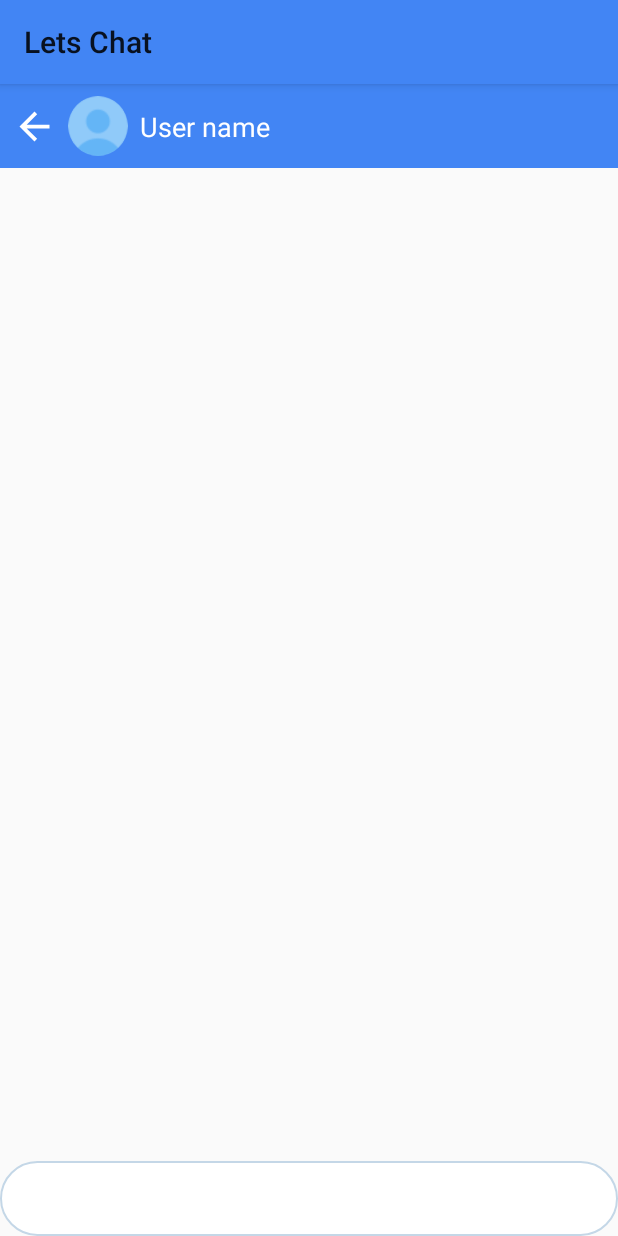
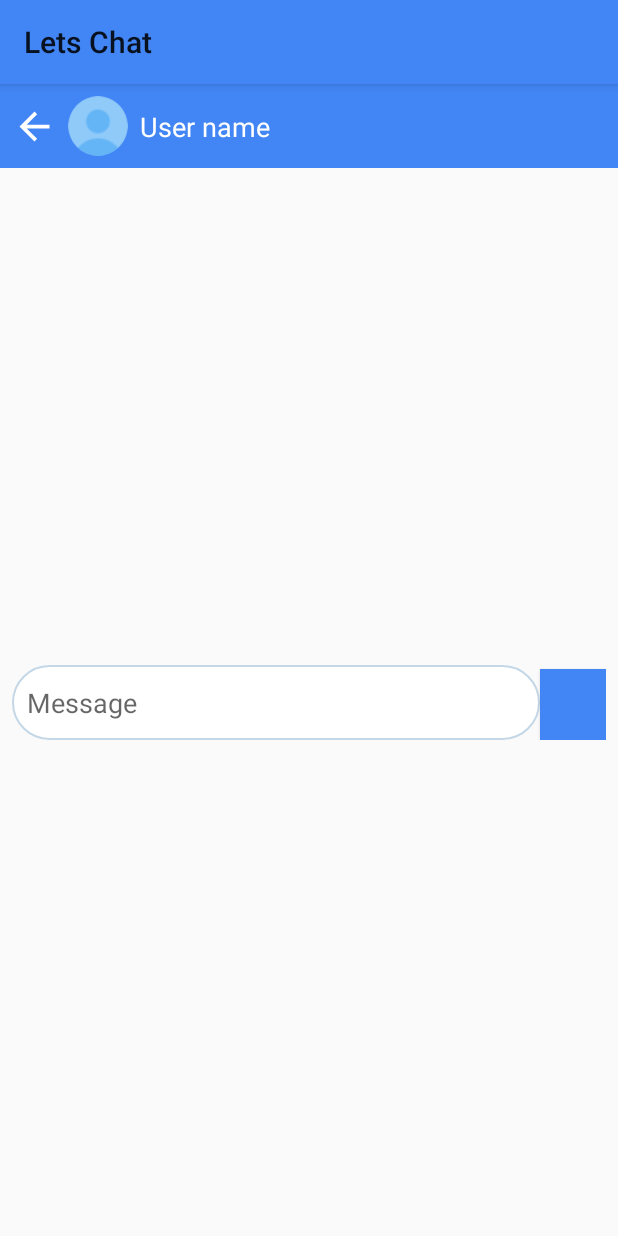
Before and after one commit to Harivansh-coder/Lets-Chat, an Android app: the ChatScreen screen opened directly, with no data from a screen before it, on a phone screen of 412 x 824 dp. Run offline under Robolectric (Android 15) with nearby library versions, the phone set to English and light mode, and no system bars; our stand-ins replace CircleImageView.

Commit message:
Added chat screen

```diff
--- a/LetsChat/app/src/main/res/layout/activity_chat_screen.xml
+++ b/LetsChat/app/src/main/res/layout/activity_chat_screen.xml
@@ -5,7 +5,6 @@
     android:layout_width="match_parent"
     android:layout_height="match_parent"
     tools:context=".ChatScreen">
-
 
     <androidx.appcompat.widget.Toolbar
         android:id="@+id/chatscreenToolbar"
@@ -51,26 +50,52 @@
         app:layout_constraintTop_toTopOf="@+id/chatscreenToolbar"
         app:srcCompat="@drawable/ic_arrow_back" />
 
+    <LinearLayout
+        android:layout_width="match_parent"
+        android:layout_height="wrap_content"
+        android:orientation="vertical"
+        app:layout_constraintBottom_toBottomOf="parent"
+        app:layout_constraintTop_toBottomOf="@+id/chatscreenToolbar">
+
         <androidx.recyclerview.widget.RecyclerView
             android:layout_width="match_parent"
-        android:layout_height="50dp"
+            android:layout_height="match_parent"
+
+            app:layout_constraintBottom_toTopOf="@+id/linearLayout"
             app:layout_constraintEnd_toEndOf="parent"
             app:layout_constraintStart_toStartOf="parent"
-        app:layout_constraintTop_toBottomOf="@+id/chatscreenToolbar" >
+            app:layout_constraintTop_toBottomOf="@+id/chatscreenToolbar">
 
 
         </androidx.recyclerview.widget.RecyclerView>
 
         <LinearLayout
+            android:id="@+id/linearLayout"
             android:layout_width="match_parent"
             android:layout_height="wrap_content"
             android:orientation="horizontal"
+            android:padding="8dp"
             app:layout_constraintBottom_toBottomOf="parent">
 
             <EditText
                 android:layout_width="match_parent"
                 android:layout_height="50dp"
-            android:hint=""
-            android:background="@drawable/message_box_design" />
+                android:layout_weight="1"
+                android:background="@drawable/message_box_design"
+                android:hint="@string/message"
+                android:padding="10dp" />
+
+            <Button
+                android:id="@+id/send_message"
+                android:layout_width="wrap_content"
+                android:layout_height="wrap_content"
+                android:layout_weight="1"
+                android:background="@color/Blue"
+                />
+
         </LinearLayout>
+
+    </LinearLayout>
+
+
 </androidx.constraintlayout.widget.ConstraintLayout>
--- a/LetsChat/app/src/main/res/values/strings.xml
+++ b/LetsChat/app/src/main/res/values/strings.xml
@@ -35,4 +35,5 @@
     <string name="last_message">last message</string>
     <string name="username">UserName</string>
     <string name="profile">Profile</string>
+    <string name="message">Message</string>
 </resources>
```
Lines whose indentation alone changed are shown as unchanged.
